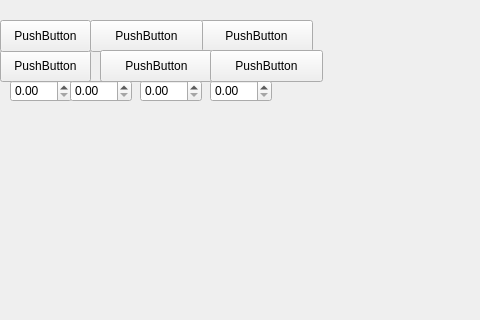
First picture: the form in mainwindow.ui, repository WSU-4110/Math_Scriptum, before the edit; both pictures show x 0 to 480 and y 0 to 320 of the 800 by 600 pixel window.
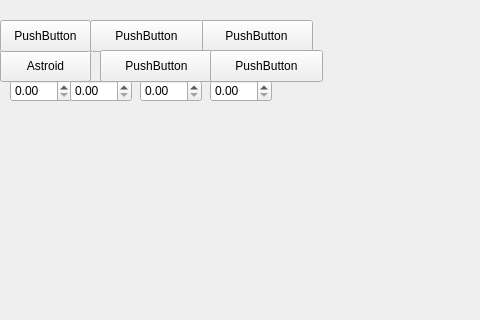
Second picture: the form after the edit. Custom widgets are drawn as their Qt base class.

Commit message: Added first funcionality of inserting the first shape into the UI the user can add an astroid into the shape area class updated the shapearea.cpp and shapearea.h added functions that connect the button slot to the class so the user can click the button and allow to draw the astroid again check names of buttons only renamed astroid button and double box for the spin and scalers when user opens the program the astroid shape will show byu defualt

```diff
--- a/mainwindow.ui
+++ b/mainwindow.ui
@@ -34,7 +34,7 @@
      </rect>
     </property>
     <property name="text">
-     <string>PushButton</string>
+     <string>Astroid</string>
     </property>
    </widget>
    <widget class="QPushButton" name="pushButton_2">
```
Left out of the diff: 6 changed lines with no effect on the pictures. The commit also changes 4 other files.
